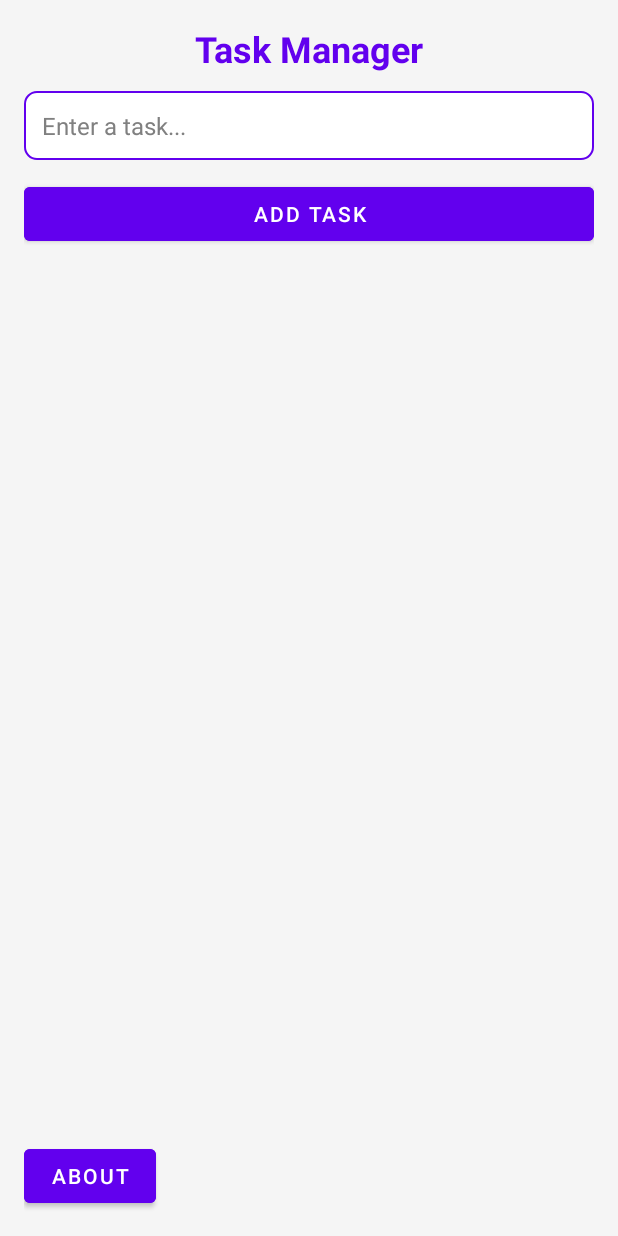
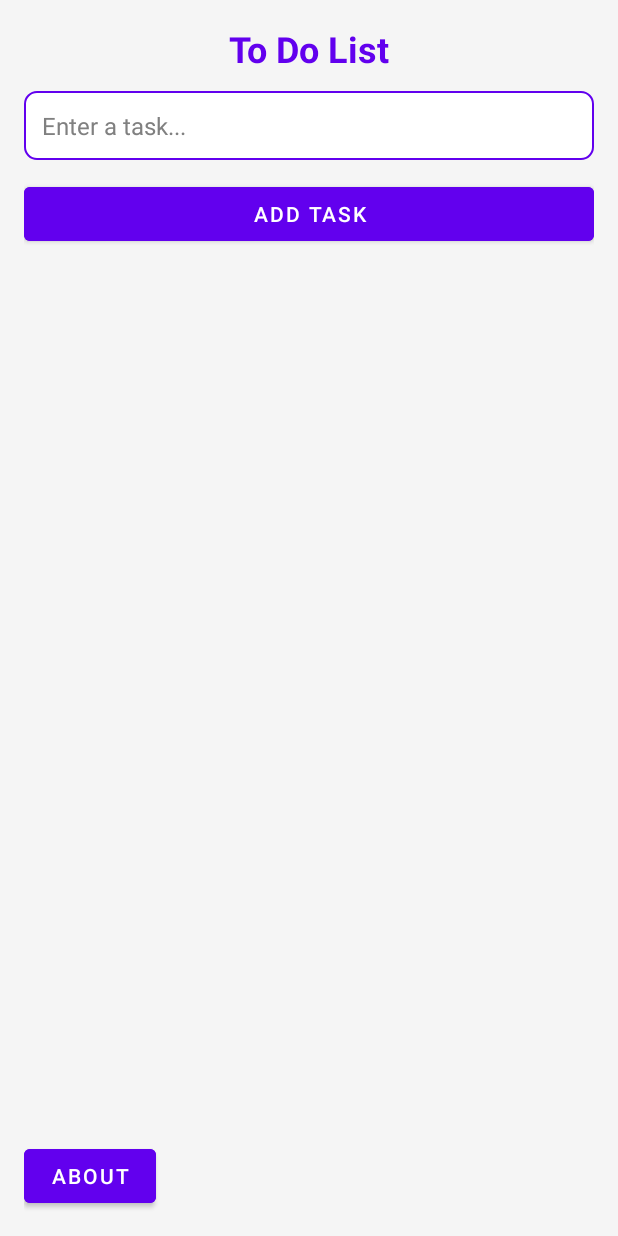
Before and after one commit to subedi1680/To-Do-List, an Android app built with Jetpack Compose: the screen it shows after launch (MainActivity), on a phone screen of 412 x 824 dp. Run offline under Robolectric (Android 15) with nearby library versions, the phone set to English and light mode, and no system bars; our stand-ins replace Room's generated code.

Commit message:
Update strings.xml

```diff
--- a/app/src/main/res/values/strings.xml
+++ b/app/src/main/res/values/strings.xml
@@ -6,7 +6,7 @@
     <string name="delete_task">Delete task</string>
     <string name="task_title">Task Title</string>
     <string name="delete">Delete</string>
-    <string name="task_manager">Task Manager</string>
+    <string name="task_manager">To Do List</string>
     <string name="enter_a_task">Enter a task...</string>
     <string name="back">Back</string>
     <string name="about_this_app">About This App</string>
```
